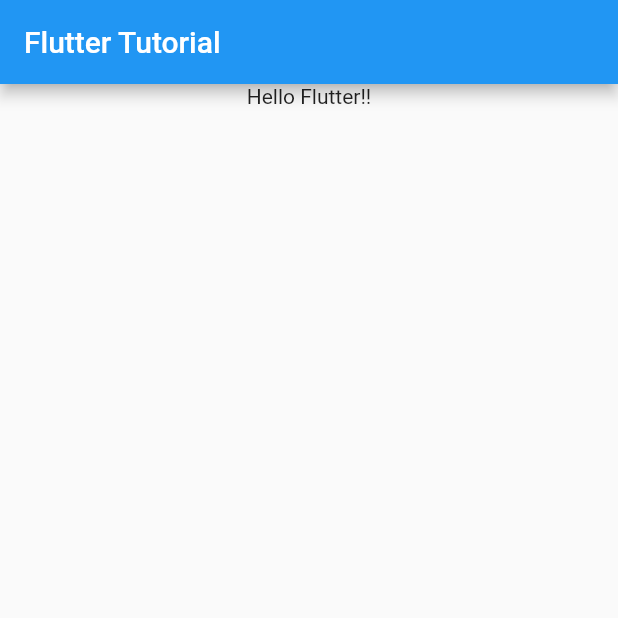
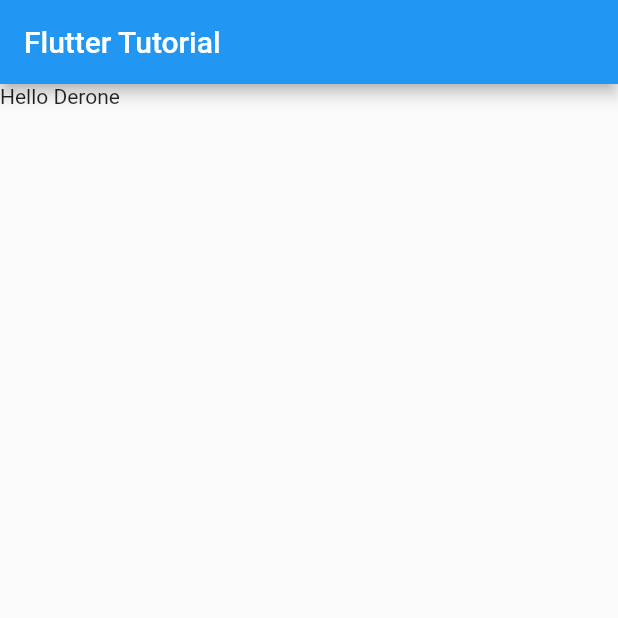
Before and after one commit to dercio-sinione/FlutterTutorial, a Flutter app: the screen it shows after launch, on a phone screen of 412 x 824 dp, the top half of it. Run offline on Flutter 3.47's test engine with Material 2 defaults, Android fonts, the phone set to English and light mode, and no system bars.

Commit message:
Home Flutter Tutorial

```diff
--- a/lib/main.dart
+++ b/lib/main.dart
@@ -1,4 +1,6 @@
 import 'package:flutter/material.dart';
+
+import 'package:flutterwidgets/titleSection.dart';
 
 void main() => runApp(MyApp());
 
@@ -14,11 +16,7 @@
             title: Text("Flutter Tutorial"),
           ),
           body: Column(
-            children: [
-              Center(
-                child: Text('Hello Flutter!!'),
-              )
-            ],
+            children: [titleSection()],
           ),
         ));
   }
```
